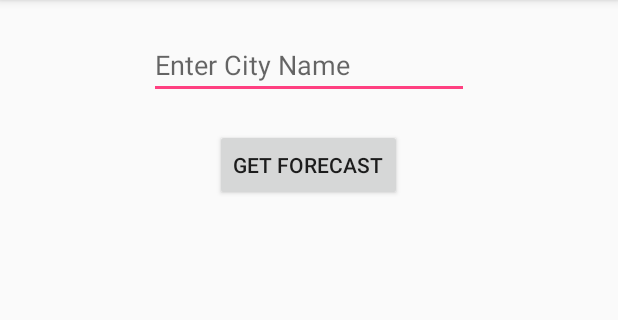
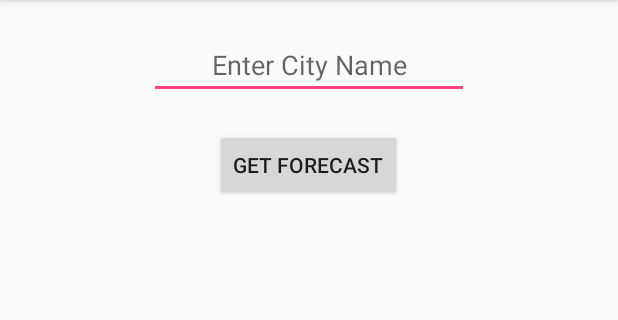
Before and after one commit to m4racz/Stormy, an Android app: the screen it shows after launch (MainActivity), on a phone screen of 412 x 824 dp, the part 84-404 px from its top. Run offline under Robolectric (Android 15) with nearby library versions, the phone set to English and light mode, and no system bars.

Commit message:
Set Icon is now working

```diff
--- a/app/src/main/java/com/android/m4racz/stormy/DownloadForecast.java
+++ b/app/src/main/java/com/android/m4racz/stormy/DownloadForecast.java
@@ -137,7 +137,7 @@ public class DownloadForecast extends AsyncTask<String, Void, String> {
             int imgID = context.getResources().getIdentifier(PACKAGE_NAME+"drawable/"+weatherIconToSet,null,null);
             Log.i("MYLOG", "imgID: " + imgID);
 
-            weatherIconImage.setImageBitmap(BitmapFactory.decodeResource(context.getResources(),imgID));
+            weatherIconImage.setImageResource(context.getResources().getIdentifier(weatherIconToSet, "drawable", PACKAGE_NAME));
 
         }
         catch (JSONException e) {
--- a/app/src/main/res/layout/activity_main.xml
+++ b/app/src/main/res/layout/activity_main.xml
@@ -18,6 +18,7 @@
         android:layout_alignParentBottom="true"
         android:layout_centerHorizontal="true"
         android:layout_marginBottom="86dp"
+        android:textSize="21sp"
         app:layout_constraintBottom_toBottomOf="parent"
         app:layout_constraintLeft_toLeftOf="parent"
         app:layout_constraintRight_toRightOf="parent"
@@ -35,6 +36,7 @@
     <EditText
         android:id="@+id/xCityInput"
         android:layout_width="wrap_content"
+        android:textAlignment="center"
         android:layout_height="wrap_content"
         android:layout_alignParentTop="true"
         android:layout_centerHorizontal="true"
```
Also changed, not shown: 7 other files.
